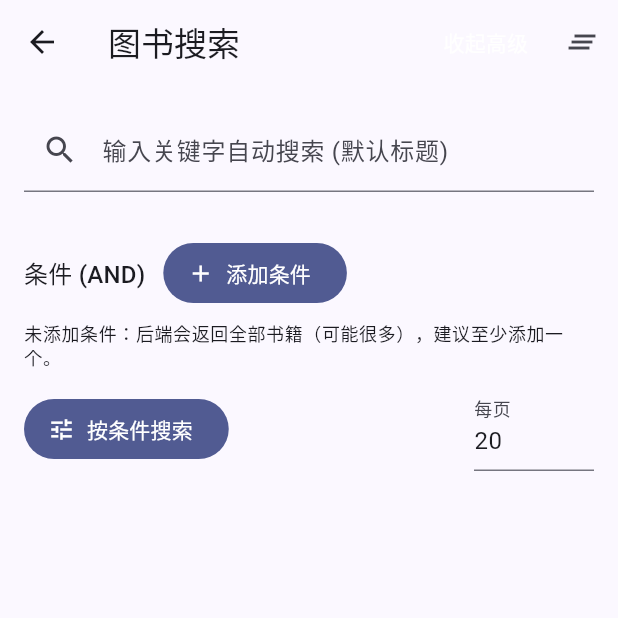
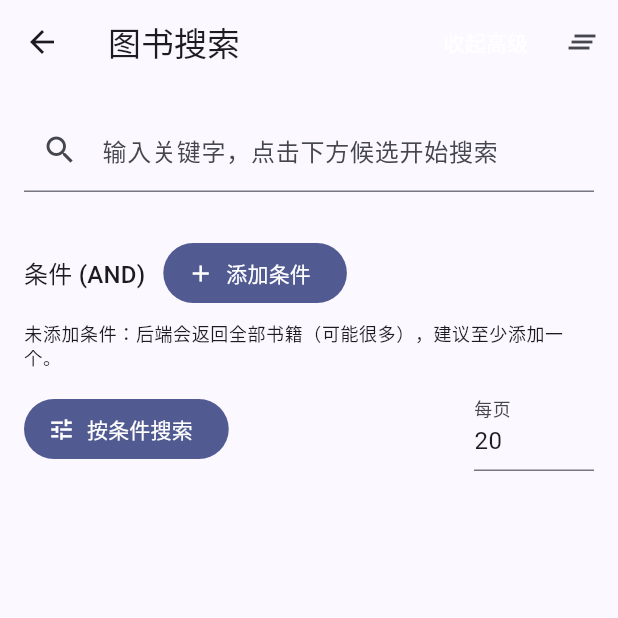
Before and after one commit to enten0103/voidlord, a Flutter app: the BookSearchPage screen opened directly, after a tap on "高级搜索", on a phone screen of 412 x 824 dp, the top half of it. Run offline on Flutter 3.47's test engine with Material 3 defaults, Android fonts, the phone set to English and light mode, and no system bars; our stand-ins replace dio, file_picker, get, shared_preferences; missing offline and left inert: system_fonts, window_manager; accounts and stored records are empty.

Commit message:
feat(search): 候选点击触发搜索 + 扁平化候选UI
防抖200ms仅清空空输入; 输入不自动搜索; 候选高亮切换 KEY 并执行 match 搜索; 更新输入框提示语

```diff
--- a/lib/pages/search/book_search_controller.dart
+++ b/lib/pages/search/book_search_controller.dart
@@ -135,19 +135,15 @@ class BookSearchController extends GetxController {
   @override
   void onInit() {
     super.onInit();
-    // 输入自动搜索（防抖）
+    // 输入防抖，仅处理清空；不自动搜索，搜索由点击候选触发
     debounce<String>(simpleQuery, (val) async {
       final q = val.trim();
       if (q.isEmpty) {
-        // 清空结果状态
         results.clear();
         total.value = null;
         offset.value = 0;
         hasMore.value = false;
-        return;
       }
-      // 自动按当前选中标签搜索
-      await searchMatchKey(selectedSimpleKey.value, reset: true);
-    }, time: const Duration(milliseconds: 450));
+    }, time: const Duration(milliseconds: 200));
   }
 }
--- a/lib/pages/search/book_search_page.dart
+++ b/lib/pages/search/book_search_page.dart
@@ -190,7 +190,7 @@ class BookSearchPage extends GetView<BookSearchController> {
           controller: queryCtrl,
           enabled: !controller.loading.value,
           decoration: const InputDecoration(
-            labelText: '输入关键字自动搜索 (默认标题)',
+            labelText: '输入关键字，点击下方候选开始搜索',
             prefixIcon: Icon(Icons.search),
           ),
           onChanged: (v) => controller.simpleQuery.value = v,
@@ -314,34 +314,76 @@ class BookSearchPage extends GetView<BookSearchController> {
     if (q.isEmpty) return const SizedBox();
     final active = controller.selectedSimpleKey.value;
     final List<_Candidate> list = [
-      _Candidate(label: '标题', key: 'TITLE', display: '标题：$q', active: active == 'TITLE'),
-      _Candidate(label: '作者', key: 'AUTHOR', display: '作者：$q', active: active == 'AUTHOR'),
-      _Candidate(label: '分类', key: 'CLASS', display: '分类：$q', active: active == 'CLASS'),
+      _Candidate(
+        label: '标题',
+        key: 'TITLE',
+        display: '标题：$q',
+        active: active == 'TITLE',
+      ),
+      _Candidate(
+        label: '作者',
+        key: 'AUTHOR',
+        display: '作者：$q',
+        active: active == 'AUTHOR',
+      ),
+      _Candidate(
+        label: '分类',
+        key: 'CLASS',
+        display: '分类：$q',
+        active: active == 'CLASS',
+      ),
     ];
-    return Card(
-      elevation: 2,
-      margin: const EdgeInsets.only(top: 4),
-      child: Column(
+    return Column(
       children: [
         for (final c in list)
-            ListTile(
-              dense: true,
-              leading: Icon(c.active ? Icons.radio_button_checked : Icons.radio_button_unchecked),
-              title: Text(c.display, style: c.active ? const TextStyle(fontWeight: FontWeight.bold) : null),
+          InkWell(
             onTap: controller.loading.value
                 ? null
                 : () async {
-                      controller.selectedSimpleKey.value = c.key; // 更新选中 KEY
-                      // 立即搜索（debounce 会忽略本次，因为我们主动调用）
+                    controller.selectedSimpleKey.value = c.key;
                     await controller.searchMatchKey(c.key, reset: true);
                     if (controller.results.isEmpty &&
                         controller.error.value == null) {
                       SideBanner.info('未找到匹配结果');
                     }
                   },
+            child: Container(
+              width: double.infinity,
+              padding: const EdgeInsets.symmetric(vertical: 8, horizontal: 12),
+              decoration: BoxDecoration(
+                color: c.active
+                    ? Theme.of(context).colorScheme.primary.withOpacity(0.10)
+                    : Colors.transparent,
+                border: Border(
+                  bottom: BorderSide(
+                    color: Theme.of(context).dividerColor,
+                    width: 0.7,
+                  ),
+                ),
+              ),
+              child: Row(
+                children: [
+                  Icon(
+                    c.active ? Icons.check_circle : Icons.circle_outlined,
+                    size: 18,
+                    color: c.active
+                        ? Theme.of(context).colorScheme.primary
+                        : Theme.of(context).iconTheme.color,
+                  ),
+                  const SizedBox(width: 8),
+                  Expanded(
+                    child: Text(
+                      c.display,
+                      style: c.active
+                          ? const TextStyle(fontWeight: FontWeight.w600)
+                          : null,
+                    ),
                   ),
                 ],
               ),
+            ),
+          ),
+      ],
     );
   }
 }
@@ -351,5 +393,10 @@ class _Candidate {
   final String key; // 用于后端搜索的 KEY
   final String display; // 展示内容
   final bool active; // 是否为当前选中
-  _Candidate({required this.label, required this.key, required this.display, this.active = false});
+  _Candidate({
+    required this.label,
+    required this.key,
+    required this.display,
+    this.active = false,
+  });
 }
```
Lines whose indentation alone changed are shown as unchanged.
